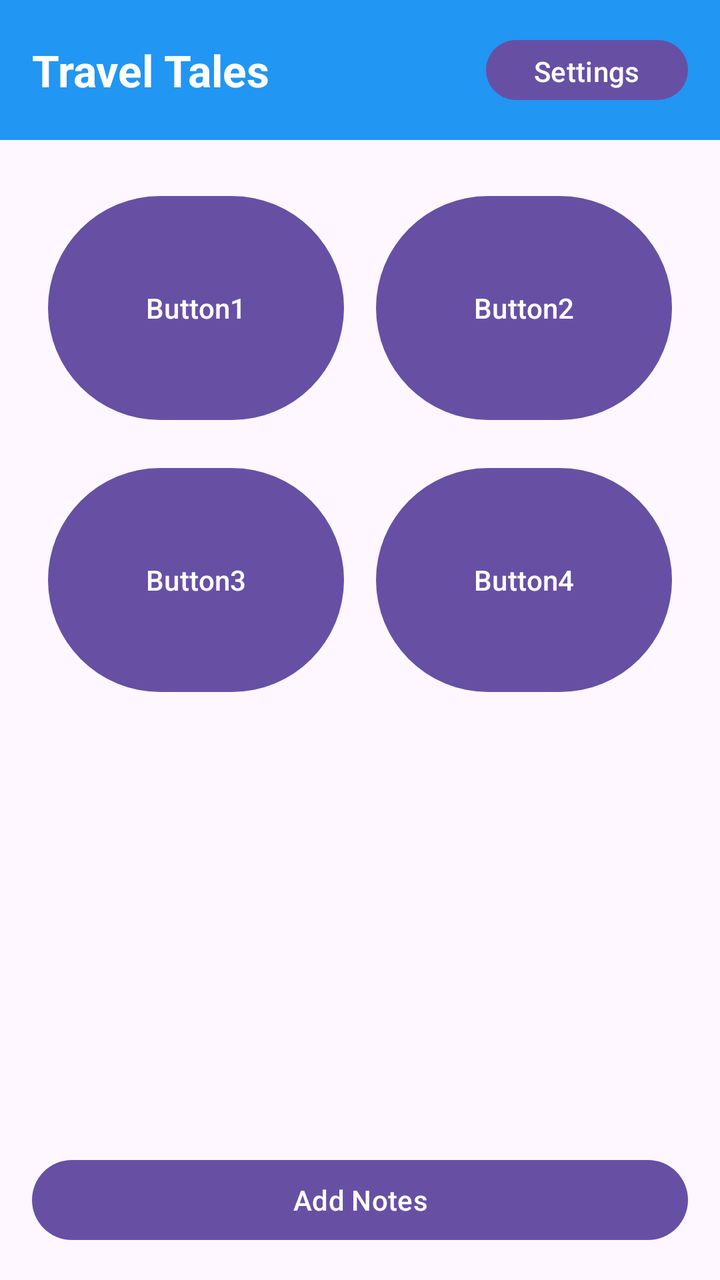
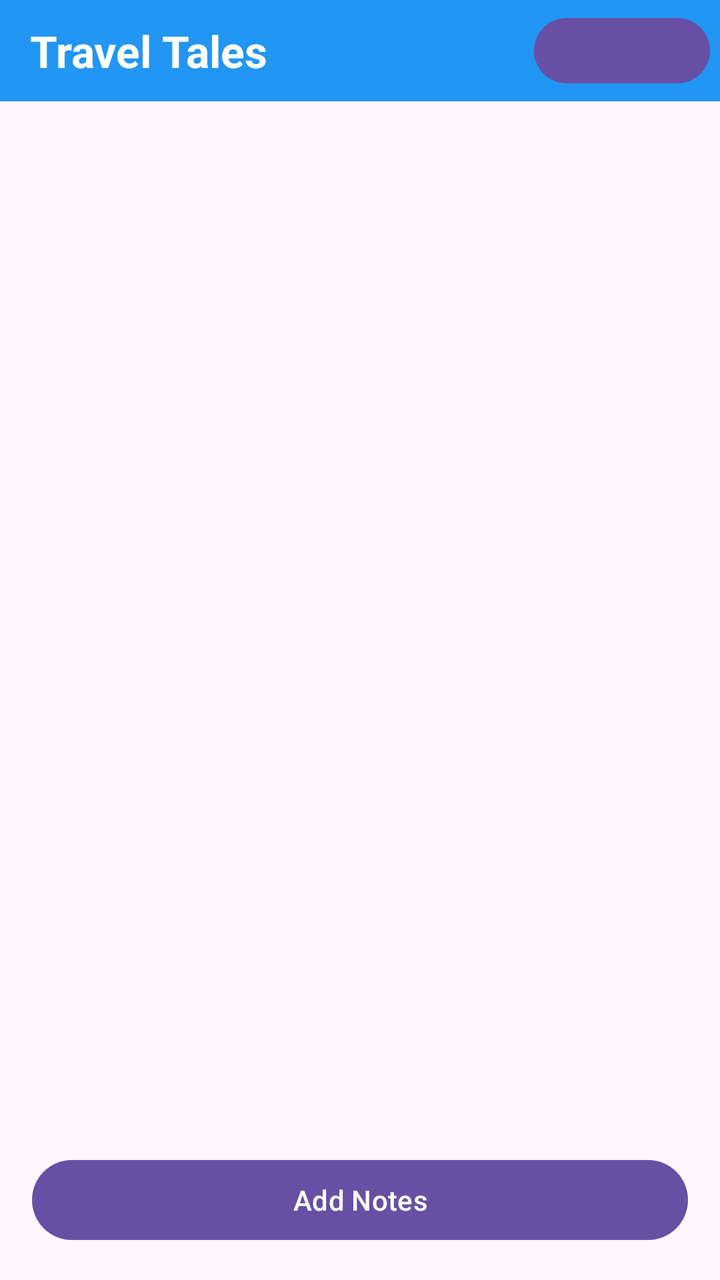

Screens rendered from an Android XML layout before and after an edit, with the pre-edit source and the edit as a unified diff.
<!-- AndroidManifest.xml: application theme Theme.TravelTales -->
<!-- res/layout/activity_homepage.xml -->
<?xml version="1.0" encoding="utf-8"?>
<LinearLayout xmlns:android="http://schemas.android.com/apk/res/android"
    android:layout_width="match_parent"
    android:layout_height="match_parent"
    android:id="@+id/main"
    android:orientation="vertical">

    
    <LinearLayout
        android:layout_width="match_parent"
        android:layout_height="70dp"
        android:background="#2196F3"
        android:gravity="center_vertical"
        android:padding="16dp"
        android:orientation="horizontal">

        <TextView
            android:layout_width="0dp"
            android:layout_height="wrap_content"
            android:id="@+id/appTitle"
            android:layout_weight="1"
            android:text="Travel Tales"
            android:textSize="22sp"
            android:textStyle="bold"
            android:textColor="#FFFFFF" />

        <Button
            android:layout_width="wrap_content"
            android:layout_height="wrap_content"
            android:id="@+id/settingsBtn"
            android:text="Settings" />

    </LinearLayout>
    
    
    <ScrollView
        android:layout_width="match_parent"
        android:layout_height="0dp"
        android:layout_weight="1">

        <GridLayout
            android:layout_width="match_parent"
            android:layout_height="wrap_content"
            android:id="@+id/gridlayout"
            android:columnCount="2"
            android:padding="16dp">

            
            <Button
                android:layout_width="0dp"
                android:layout_height="120dp"
                android:layout_columnWeight="1"
                android:text="Button1"
                android:layout_margin="8dp" />

            <Button
                android:layout_width="0dp"
                android:layout_height="120dp"
                android:layout_columnWeight="1"
                android:text="Button2"
                android:layout_margin="8dp" />

            <Button
                android:layout_width="0dp"
                android:layout_height="120dp"
                android:layout_columnWeight="1"
                android:text="Button3"
                android:layout_margin="8dp" />

            <Button
                android:layout_width="0dp"
                android:layout_height="120dp"
                android:layout_columnWeight="1"
                android:text="Button4"
                android:layout_margin="8dp" />

        </GridLayout>

    </ScrollView>

    
    <Button
        android:layout_width="match_parent"
        android:layout_height="wrap_content"
        android:id="@+id/addBtn"
        android:text="Add Notes"
        android:layout_margin="16dp" />

</LinearLayout>
<!-- resources referenced by this layout -->
<resources>
  <style name="Theme.TravelTales" parent="Base.Theme.TravelTales" />
  <style name="Base.Theme.TravelTales" parent="Theme.Material3.DayNight.NoActionBar">
          
          
      </style>
</resources>

<!-- the commit's change to res/layout/activity_homepage.xml (unified diff, before → after) -->
@@ -8,27 +8,28 @@
     
     <LinearLayout
         android:layout_width="match_parent"
-        android:layout_height="70dp"
+        android:layout_height="0dp"
+        android:layout_weight="0.1"
         android:background="#2196F3"
         android:gravity="center_vertical"
-        android:padding="16dp"
+        android:padding="5dp"
         android:orientation="horizontal">
 
         <TextView
             android:layout_width="0dp"
             android:layout_height="wrap_content"
-            android:id="@+id/appTitle"
             android:layout_weight="1"
             android:text="Travel Tales"
             android:textSize="22sp"
             android:textStyle="bold"
-            android:textColor="#FFFFFF" />
+            android:textColor="#FFFFFF"
+            android:layout_marginLeft="10dp"/>
 
         <Button
             android:layout_width="wrap_content"
             android:layout_height="wrap_content"
-            android:id="@+id/settingsBtn"
-            android:text="Settings" />
+            android:id="@+id/profileBtn"
+            android:contentDescription="Profile" />
 
     </LinearLayout>
     
@@ -41,38 +42,10 @@
         <GridLayout
             android:layout_width="match_parent"
             android:layout_height="wrap_content"
-            android:id="@+id/gridlayout"
+            android:id="@+id/notesContainer"
             android:columnCount="2"
             android:padding="16dp">
 
-            
-            <Button
-                android:layout_width="0dp"
-                android:layout_height="120dp"
-                android:layout_columnWeight="1"
-                android:text="Button1"
-                android:layout_margin="8dp" />
-
-            <Button
-                android:layout_width="0dp"
-                android:layout_height="120dp"
-                android:layout_columnWeight="1"
-                android:text="Button2"
-                android:layout_margin="8dp" />
-
-            <Button
-                android:layout_width="0dp"
-                android:layout_height="120dp"
-                android:layout_columnWeight="1"
-                android:text="Button3"
-                android:layout_margin="8dp" />
-
-            <Button
-                android:layout_width="0dp"
-                android:layout_height="120dp"
-                android:layout_columnWeight="1"
-                android:text="Button4"
-                android:layout_margin="8dp" />
 
         </GridLayout>
 
